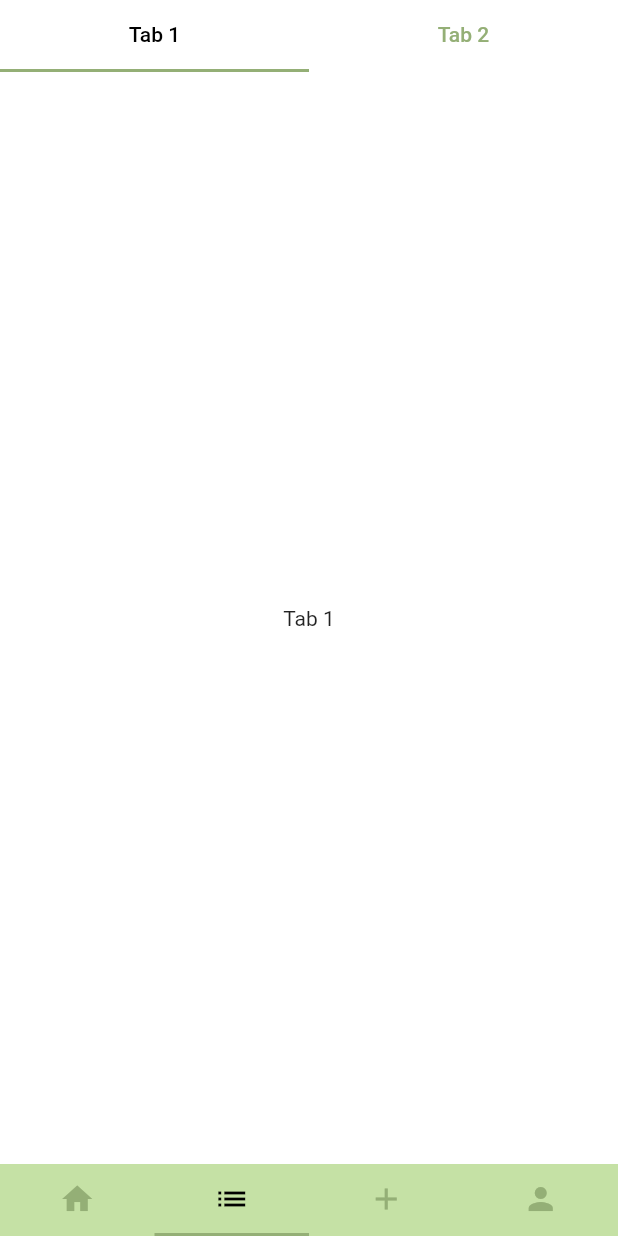
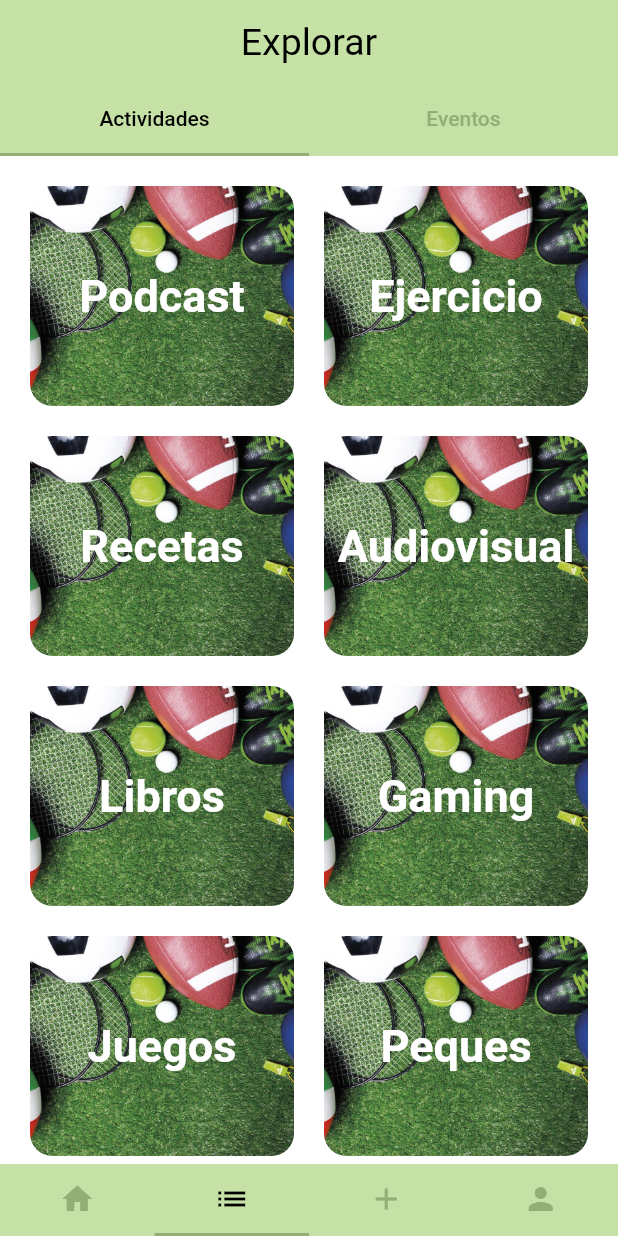
Before and after one commit to URVSquad/clapp, a Flutter app: the screen it shows after launch, item 2 of the bottom bar chosen, on a phone screen of 412 x 824 dp. Run offline on Flutter 3.47's test engine with Material 2 defaults, Android fonts, the phone set to English and light mode, and no system bars; our stand-ins replace flushbar, rounded_loading_button, shared_preferences; missing offline and left inert: amazon_cognito_identity_dart_2; Roboto replaces fonts that are missing (Cupertino).

Commit message:
first version

```diff
--- a/lib/screens/listScreen.dart
+++ b/lib/screens/listScreen.dart
@@ -1,3 +1,4 @@
+import 'package:flutter/cupertino.dart';
 import 'package:flutter/material.dart';
 
 class ListScreen extends StatefulWidget {
@@ -8,8 +9,10 @@ class ListScreen extends StatefulWidget {
 }
 
 class _ListScreenState extends State<ListScreen> with SingleTickerProviderStateMixin {
-  final tabList = ['Tab 1', 'Tab 2'];
+  final tabList = ['Actividades', 'Eventos'];
   TabController _tabController;
+  static const double radius=15.0;
+
 
   @override
   void initState() {
@@ -17,24 +20,127 @@ class _ListScreenState extends State<ListScreen> with SingleTickerProviderStateM
     super.initState();
   }
 
+  Container event(String title, String asset) {
+    return Container(
+      child: Center(
+        child: Text(
+          title,
+          style: TextStyle(
+              fontWeight: FontWeight.bold,
+              color: Colors.white,
+              fontSize: 30
+          ),
+        ),
+      ),
+      decoration: BoxDecoration(
+
+        borderRadius: new BorderRadius.only(
+            topLeft: const Radius.circular(radius),
+            topRight: const Radius.circular(radius),
+            bottomLeft: const Radius.circular(radius),
+            bottomRight: const Radius.circular(radius)
+        ),
+        image: DecorationImage(
+          image: AssetImage(asset),
+          fit: BoxFit.cover,
+        ),
+      ),
+    );
+  }
+
+  Container category(String title, String asset){
+    return Container(
+      child: Center(
+        child: Text(
+          title,
+          style: TextStyle(
+              fontWeight: FontWeight.bold,
+              color: Colors.white,
+              fontSize: 30
+          ),
+        ),
+      ),
+      decoration: BoxDecoration(
+        shape: BoxShape.rectangle,
+        borderRadius: new BorderRadius.only(
+          topLeft: const Radius.circular(radius),
+          topRight: const Radius.circular(radius),
+          bottomLeft: const Radius.circular(radius),
+          bottomRight: const Radius.circular(radius)
+        ),
+        image: DecorationImage(
+          image: AssetImage(asset),
+          fit: BoxFit.cover,
+        ),
+      ),
+    );
+  }
+
+  Widget events(){
+    return GridView.count(
+      padding: const EdgeInsets.all(20),
+      crossAxisSpacing: 20,
+      mainAxisSpacing: 20,
+      crossAxisCount: 1,
+      childAspectRatio: 3,
+
+      children: <Widget>[
+        event("Top diario", "assets/img/deportes.jpg"),
+        event("Top semanal", "assets/img/deportes.jpg"),
+        event("Ejercicio", "assets/img/deportes.jpg"),
+        event("Cocinitas", "assets/img/deportes.jpg"),
+        event("Eventos audiovisuales", "assets/img/deportes.jpg"),
+        event("Libros", "assets/img/deportes.jpg"),
+        event("Juegos", "assets/img/deportes.jpg"),
+        event("Peques", "assets/img/deportes.jpg"),
+      ],
+    );
+  }
+
+  Widget categories(){
+    return GridView.count(
+      padding: const EdgeInsets.all(20),
+      crossAxisSpacing: 20,
+      mainAxisSpacing: 20,
+      crossAxisCount: 2,
+      childAspectRatio: 1.2,
+
+      children: <Widget>[
+        category("Podcast", "assets/img/deportes.jpg"),
+        category("Ejercicio", "assets/img/deportes.jpg"),
+        category("Recetas", "assets/img/deportes.jpg"),
+        category("Audiovisual", "assets/img/deportes.jpg"),
+        category("Libros", "assets/img/deportes.jpg"),
+        category("Gaming", "assets/img/deportes.jpg"),
+        category("Juegos", "assets/img/deportes.jpg"),
+        category("Peques", "assets/img/deportes.jpg"),
+      ],
+    );
+  }
 
   @override
   Widget build(BuildContext context) {
     // TODO: implement build
     return Scaffold(
-      appBar: TabBar(
-        controller: _tabController,
-        tabs: tabList.map((item) {
-          return Tab(text: item);
-        }).toList(),
+      appBar: AppBar(
+        title: Text(
+          'Explorar',
+          style: TextStyle(fontWeight: FontWeight.normal),
+        ),
+        centerTitle: true,
+        bottom: TabBar(
+          controller: _tabController,
+          tabs: tabList.map((item) {
+            return Tab(text: item);
+          }).toList(),
+        ),
       ),
       body: TabBarView(
         controller: _tabController,
-        children: tabList.map((item) {
-          return Center(
-            child: Text(item)
-          );
-        }).toList(),
+        children: [
+          categories(),
+          events()
+        ],
       ),
     );
   }
--- a/pubspec.yaml
+++ b/pubspec.yaml
@@ -38,6 +38,8 @@ dev_dependencies:
 
 # The following section is specific to Flutter.
 flutter:
+  assets:
+    - assets/img/deportes.jpg
 
   # The following line ensures that the Material Icons font is
   # included with your application, so that you can use the icons in
```
Also changed, not shown: assets/img/deportes.jpg (added), pubspec.lock.
